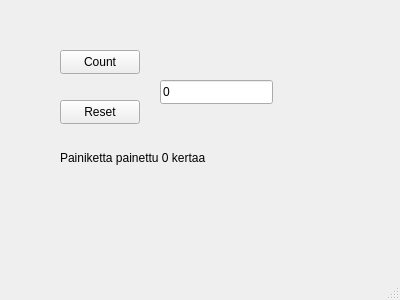
Above: H7/mainwindow.ui from tStremmelaar/olio-ohjelmointi before the change. Below: the same form after it.
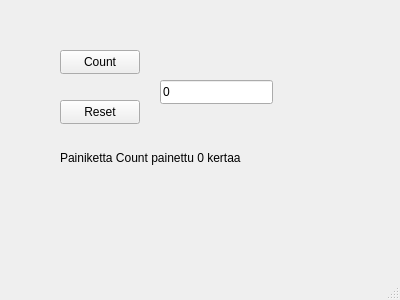
That is the form after the change.

Commit message: default text of label changed

Patch:
```diff
--- a/H7/mainwindow.ui
+++ b/H7/mainwindow.ui
@@ -63,7 +63,7 @@
      </rect>
     </property>
     <property name="text">
-     <string>Painiketta painettu 0 kertaa</string>
+     <string>Painiketta Count painettu 0 kertaa</string>
     </property>
    </widget>
   </widget>
```
